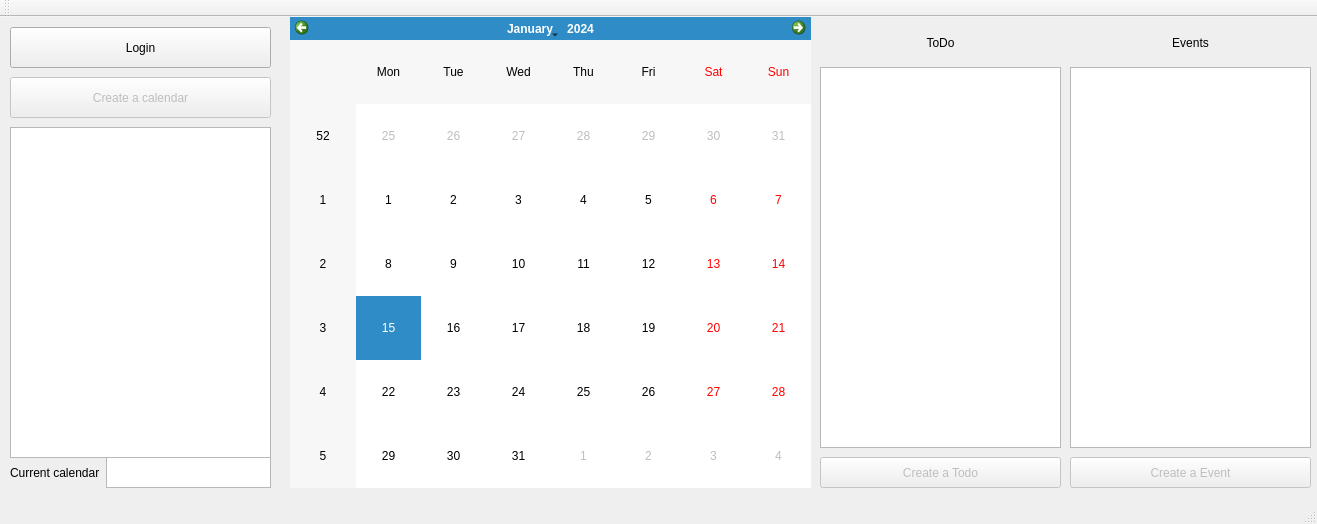
piccirilloth/Calendar-and-To-Do-list-CalDav, file qtcreatorTest/Headers/mainwindow.ui: the form before one commit.
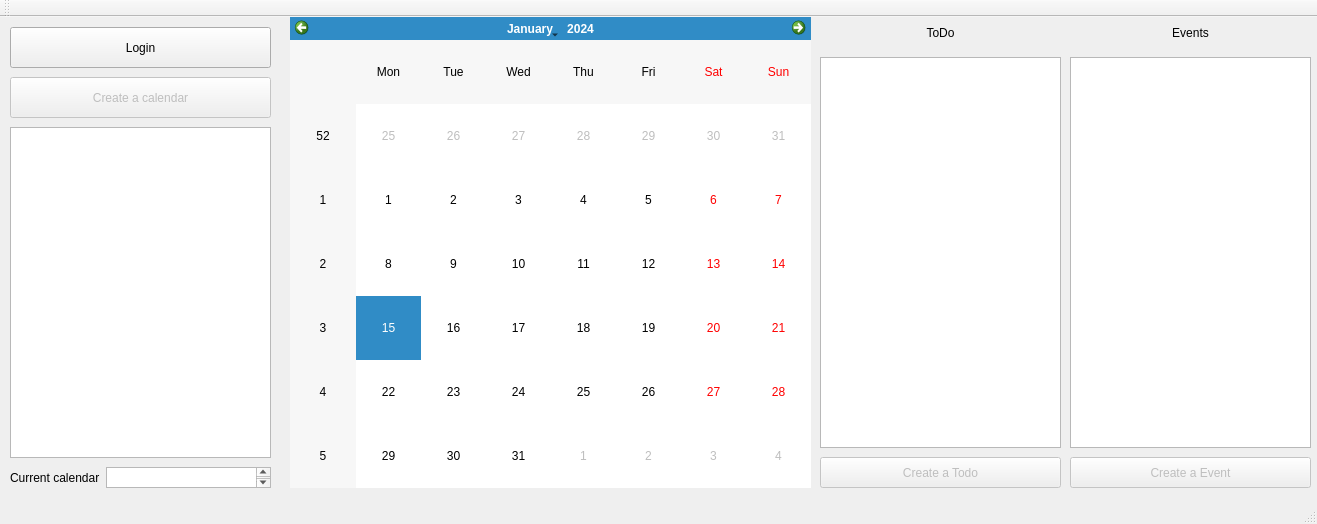
The form after the commit.

```diff
--- a/qtcreatorTest/Headers/mainwindow.ui
+++ b/qtcreatorTest/Headers/mainwindow.ui
@@ -28,9 +28,9 @@
     <property name="geometry">
      <rect>
       <x>820</x>
-      <y>50</y>
+      <y>40</y>
       <width>241</width>
-      <height>381</height>
+      <height>391</height>
      </rect>
     </property>
    </widget>
@@ -86,9 +86,9 @@
     <property name="geometry">
      <rect>
       <x>1070</x>
-      <y>50</y>
+      <y>40</y>
       <width>241</width>
-      <height>381</height>
+      <height>391</height>
      </rect>
     </property>
    </widget>
@@ -96,7 +96,7 @@
     <property name="geometry">
      <rect>
       <x>820</x>
-      <y>10</y>
+      <y>0</y>
       <width>241</width>
       <height>31</height>
      </rect>
@@ -122,7 +122,7 @@
     <property name="geometry">
      <rect>
       <x>1070</x>
-      <y>10</y>
+      <y>0</y>
       <width>241</width>
       <height>31</height>
      </rect>
@@ -142,9 +142,9 @@
     <property name="geometry">
      <rect>
       <x>10</x>
-      <y>440</y>
+      <y>450</y>
       <width>261</width>
-      <height>31</height>
+      <height>21</height>
      </rect>
     </property>
     <layout class="QHBoxLayout" name="horizontalLayout">
```
